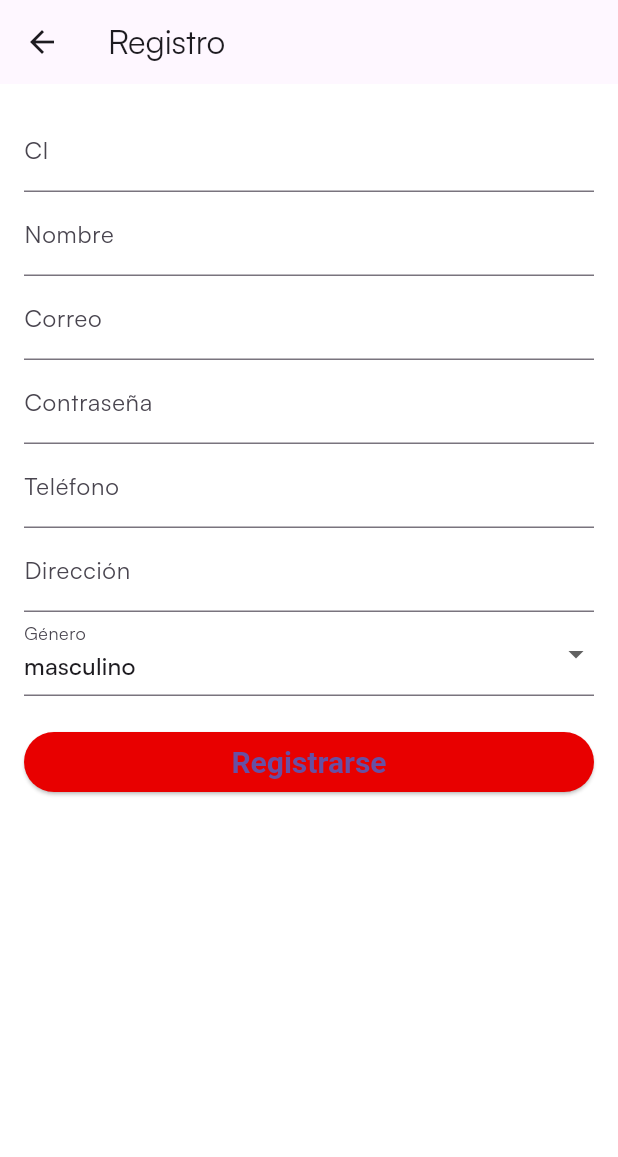
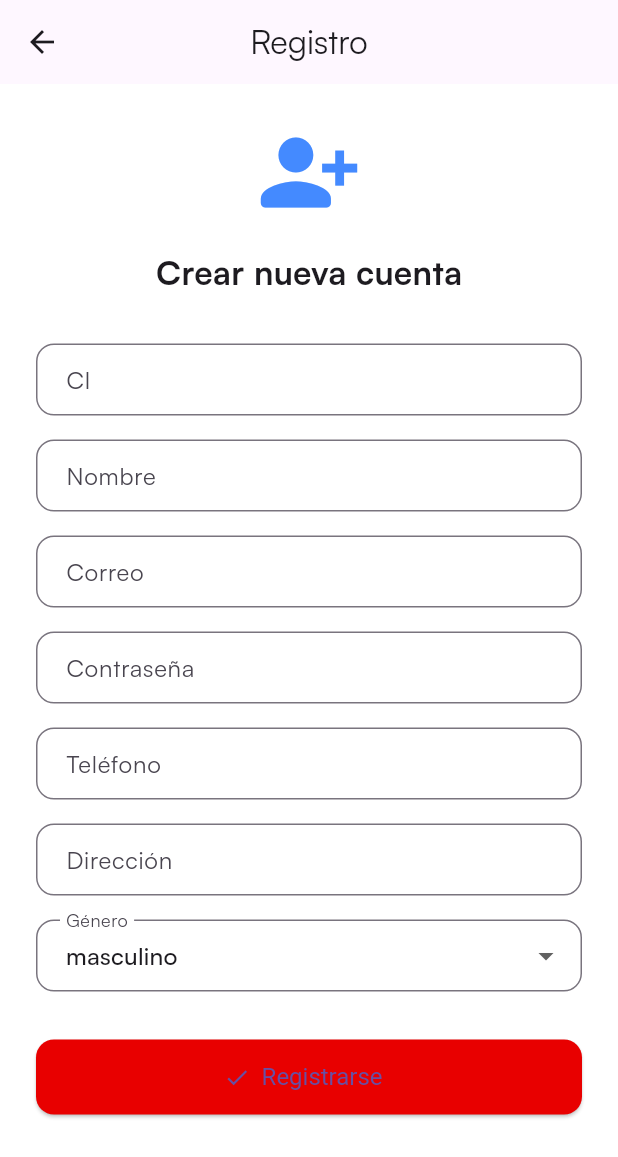
Before and after one commit to Gestion-inmobiliaria/FlutterApp, a Flutter app: the SignUpPage screen opened directly, on a phone screen of 412 x 824 dp. Shown: the top 1157 px of the screen. Run offline on Flutter 3.47's test engine with Material 3 defaults, Android fonts, the phone set to English and light mode, and no system bars; our stand-ins replace equatable, flutter_bloc, flutter_dotenv, flutter_svg, get_it, shared_preferences; accounts and stored records are empty; network calls fail.

Commit message:
Styles pages improved

```diff
--- a/lib/presentation/auth/pages/sign_up_page.dart
+++ b/lib/presentation/auth/pages/sign_up_page.dart
@@ -28,13 +28,12 @@ class _SignUpPageState extends State<SignUpPage> {
   @override
   Widget build(BuildContext context) {
     return Scaffold(
-      appBar: AppBar(title: const Text('Registro')),
+      appBar: AppBar(title: const Text('Registro'), centerTitle: true),
       body: BlocConsumer<AuthBloc, AuthState>(
         listener: (context, state) async {
           if (state is AuthSuccess) {
             final prefs = await SharedPreferences.getInstance();
             await prefs.setString('token', state.token);
-
             Navigator.pushReplacement(
               context,
               MaterialPageRoute(builder: (_) => const HomePage()),
@@ -46,64 +45,78 @@ class _SignUpPageState extends State<SignUpPage> {
           }
         },
         builder: (context, state) {
-          return Padding(
-            padding: const EdgeInsets.all(16.0),
+          return SingleChildScrollView(
+            padding: const EdgeInsets.all(24),
             child: Form(
               key: _formKey,
-              child: ListView(
+              child: Column(
                 children: [
-                  TextFormField(
-                    controller: ciController,
+                  const Icon(
+                    Icons.person_add_alt_1_rounded,
+                    size: 70,
+                    color: Colors.blueAccent,
+                  ),
+                  const SizedBox(height: 16),
+                  const Text(
+                    'Crear nueva cuenta',
+                    style: TextStyle(fontSize: 22, fontWeight: FontWeight.bold),
+                  ),
+                  const SizedBox(height: 32),
+                  _buildField(
+                    'CI',
+                    ciController,
                     keyboardType: TextInputType.number,
-                    decoration: const InputDecoration(labelText: 'CI'),
-                    validator:
-                        (value) => value!.isEmpty ? 'Campo requerido' : null,
                   ),
-                  TextFormField(
-                    controller: nameController,
-                    decoration: const InputDecoration(labelText: 'Nombre'),
-                    validator:
-                        (value) => value!.isEmpty ? 'Campo requerido' : null,
+                  _buildField('Nombre', nameController),
+                  _buildField(
+                    'Correo',
+                    emailController,
+                    validator: (value) {
+                      return value != null && value.contains('@')
+                          ? null
+                          : 'Correo inválido';
+                    },
                   ),
-                  TextFormField(
-                    controller: emailController,
-                    decoration: const InputDecoration(labelText: 'Correo'),
+                  _buildField(
+                    'Contraseña',
+                    passwordController,
+                    obscure: true,
                     validator:
                         (value) =>
-                            value!.contains('@') ? null : 'Correo inválido',
+                            value != null && value.length >= 6
+                                ? null
+                                : 'Mínimo 6 caracteres',
                   ),
-                  TextFormField(
-                    controller: passwordController,
-                    decoration: const InputDecoration(labelText: 'Contraseña'),
-                    obscureText: true,
-                    validator:
-                        (value) =>
-                            value!.length < 6 ? 'Mínimo 6 caracteres' : null,
-                  ),
-                  TextFormField(
-                    controller: phoneController,
-                    decoration: const InputDecoration(labelText: 'Teléfono'),
-                  ),
-                  TextFormField(
-                    controller: addressController,
-                    decoration: const InputDecoration(labelText: 'Dirección'),
-                  ),
+                  _buildField('Teléfono', phoneController),
+                  _buildField('Dirección', addressController),
                   DropdownButtonFormField<String>(
                     value: gender,
                     items:
-                        ['masculino', 'femenino', 'otro']
+                        ['masculino', 'femenino']
                             .map(
                               (g) => DropdownMenuItem(value: g, child: Text(g)),
                             )
                             .toList(),
                     onChanged: (value) => setState(() => gender = value!),
-                    decoration: const InputDecoration(labelText: 'Género'),
+                    decoration: InputDecoration(
+                      labelText: 'Género',
+                      border: OutlineInputBorder(
+                        borderRadius: BorderRadius.circular(12),
                       ),
-                  const SizedBox(height: 20),
-                  ElevatedButton(
+                      contentPadding: const EdgeInsets.symmetric(
+                        horizontal: 16,
+                        vertical: 12,
+                      ),
+                    ),
+                  ),
+                  const SizedBox(height: 32),
+                  SizedBox(
+                    width: double.infinity,
+                    height: 50,
+                    child: ElevatedButton.icon(
                       onPressed:
                           state is AuthLoading
-                            ? null // 🔒 Desactivar el botón mientras se carga
+                              ? null
                               : () {
                                 if (_formKey.currentState!.validate()) {
                                   final user = UserEntity(
@@ -115,23 +128,33 @@ class _SignUpPageState extends State<SignUpPage> {
                                     address: addressController.text,
                                     gender: gender,
                                   );
-
                                   context.read<AuthBloc>().add(
                                     SignUpRequested(user),
                                   );
                                 }
                               },
-                    child:
+                      icon:
                           state is AuthLoading
                               ? const SizedBox(
-                              height: 20,
-                              width: 20,
+                                height: 22,
+                                width: 22,
                                 child: CircularProgressIndicator(
                                   strokeWidth: 2,
                                   color: Colors.white,
                                 ),
                               )
+                              : const Icon(Icons.check),
+                      label:
+                          state is AuthLoading
+                              ? const Text('Registrando...')
                               : const Text('Registrarse'),
+                      style: ElevatedButton.styleFrom(
+                        textStyle: const TextStyle(fontSize: 16),
+                        shape: RoundedRectangleBorder(
+                          borderRadius: BorderRadius.circular(12),
+                        ),
+                      ),
+                    ),
                   ),
                 ],
               ),
@@ -141,4 +164,31 @@ class _SignUpPageState extends State<SignUpPage> {
       ),
     );
   }
+
+  Widget _buildField(
+    String label,
+    TextEditingController controller, {
+    bool obscure = false,
+    TextInputType keyboardType = TextInputType.text,
+    String? Function(String?)? validator,
+  }) {
+    return Padding(
+      padding: const EdgeInsets.only(bottom: 16),
+      child: TextFormField(
+        controller: controller,
+        obscureText: obscure,
+        keyboardType: keyboardType,
+        validator:
+            validator ?? (value) => value!.isEmpty ? 'Campo requerido' : null,
+        decoration: InputDecoration(
+          labelText: label,
+          border: OutlineInputBorder(borderRadius: BorderRadius.circular(12)),
+          contentPadding: const EdgeInsets.symmetric(
+            horizontal: 16,
+            vertical: 12,
+          ),
+        ),
+      ),
+    );
   }
+}
--- a/lib/presentation/intro/widgets/auth_buttons.dart
+++ b/lib/presentation/intro/widgets/auth_buttons.dart
@@ -1,8 +1,6 @@
 import 'package:flutter/material.dart';
-import 'package:flutter_bloc/flutter_bloc.dart';
 import 'package:inmobiliaria_app/presentation/auth/pages/login_page.dart';
 import 'package:inmobiliaria_app/presentation/auth/pages/sign_up_page.dart';
-import '../bloc/get_started_cubit.dart';
 
 class AuthButtons extends StatelessWidget {
   const AuthButtons({super.key});
```
Also changed, not shown: lib/presentation/auth/pages/login_page.dart (+64 -18 lines), lib/presentation/home/pages/home_page.dart (+90 -35 lines), lib/presentation/profile/pages/profile_page.dart (added, +151 -0 lines), 1 other file. Lines whose indentation alone changed are shown as unchanged.
